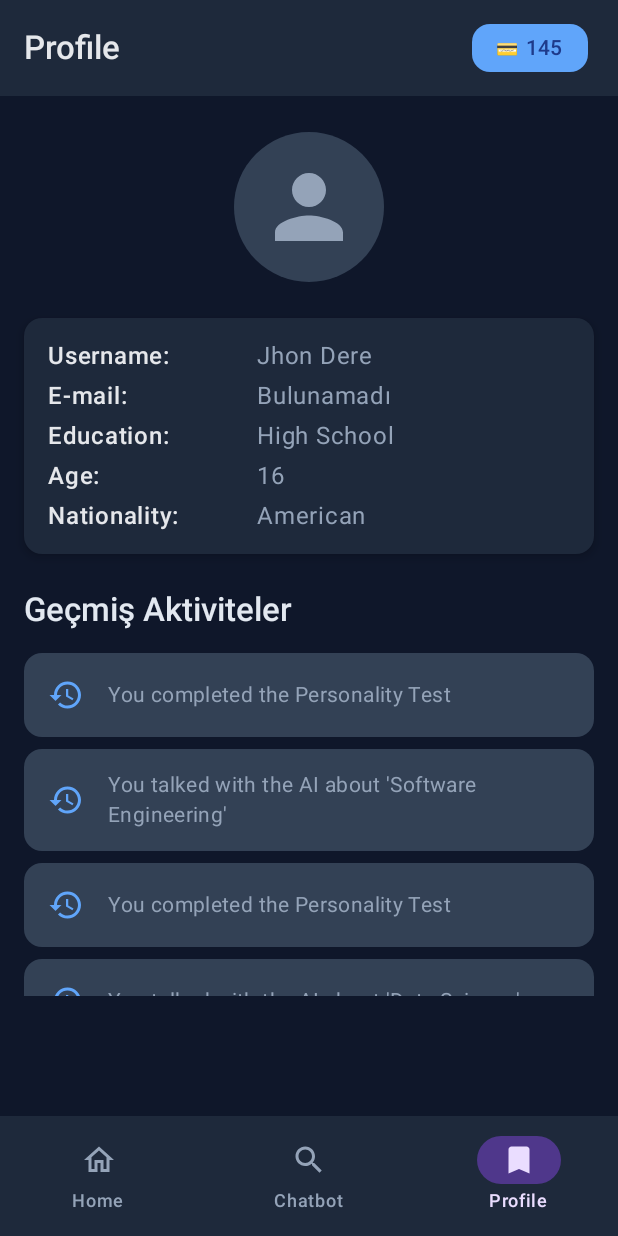
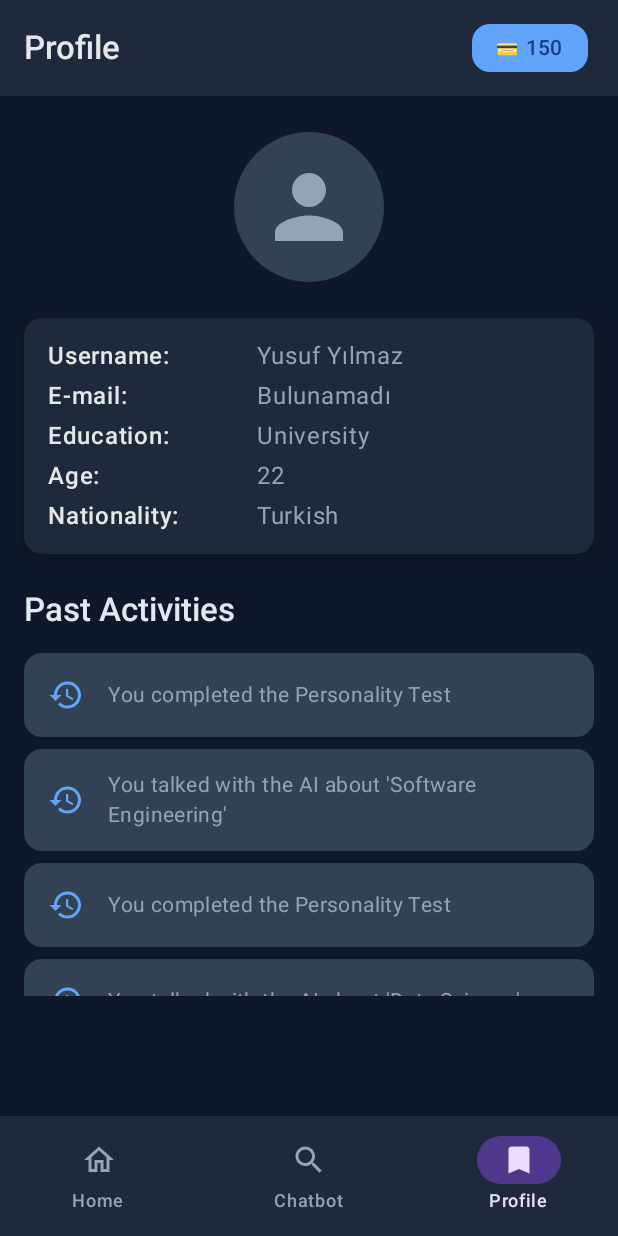
Before and after one commit to yusufyilmaz00/META-YTU-StartupHouse-Llama-Hackathon, an Android app built with Jetpack Compose: the HomeScreen screen opened through its navigation route, item 3 of the bottom bar chosen, on a phone screen of 412 x 824 dp. Run offline under Robolectric (Android 15) with nearby library versions, the phone set to English and light mode, and no system bars; our stand-ins replace Dagger/Hilt's generated code, window size class.

Commit message:
update: anasayfada tek test butonu kaldı

```diff
--- a/mobile/app/src/main/java/com/balikllama/xpguiderdemo/ui/screen/chatbot/ChatbotView.kt
+++ b/mobile/app/src/main/java/com/balikllama/xpguiderdemo/ui/screen/chatbot/ChatbotView.kt
@@ -72,7 +72,6 @@
                 modifier = Modifier
                     .fillMaxSize()
                     .padding(innerPadding)
-                    .imePadding()
             ) {
                 // Mesajların listelendiği alan
                 LazyColumn(
--- a/mobile/app/src/main/java/com/balikllama/xpguiderdemo/ui/screen/home/HomeScreen.kt
+++ b/mobile/app/src/main/java/com/balikllama/xpguiderdemo/ui/screen/home/HomeScreen.kt
@@ -23,13 +23,6 @@
     // HomeView'a state'i ve event lambda'larını iletiyoruz
     HomeView(
         modifier = modifier,
-        windowSizeClass = windowSizeClass,
-        uiState = uiState,
-        onAddCredit = { viewModel.addCredit(5) },
-        onDecreaseCredit = { viewModel.decreaseCredit(10)},
-        onNavigateToDbTest = { navController.navigate( Routes.DATABASE_TEST) },
-        onResetDatabase = { dbTestViewModel.resetDatabase()},
-        onNavigateToTest = { navController.navigate(Routes.TEST_GRAPH) },
-        onNavigateToCalculationTest = {navController.navigate(Routes.CALCULATION_TEST)}
+        onNavigateToTest = { navController.navigate(Routes.TEST_GRAPH) }
     )
 }
--- a/mobile/app/src/main/java/com/balikllama/xpguiderdemo/ui/screen/home/HomeView.kt
+++ b/mobile/app/src/main/java/com/balikllama/xpguiderdemo/ui/screen/home/HomeView.kt
@@ -1,14 +1,22 @@
 package com.balikllama.xpguiderdemo.ui.screen.home
 
+import androidx.compose.foundation.clickable
 import androidx.compose.foundation.layout.Arrangement
 import androidx.compose.foundation.layout.Column
 import androidx.compose.foundation.layout.Spacer
 import androidx.compose.foundation.layout.fillMaxSize
+import androidx.compose.foundation.layout.fillMaxWidth
 import androidx.compose.foundation.layout.height
 import androidx.compose.foundation.layout.padding
+import androidx.compose.material.icons.Icons
+import androidx.compose.material.icons.automirrored.filled.ArrowForward
+import androidx.compose.material.icons.filled.ArrowForward
 import androidx.compose.material3.Button
 import androidx.compose.material3.ButtonDefaults
+import androidx.compose.material3.Card
+import androidx.compose.material3.CardDefaults
 import androidx.compose.material3.ExperimentalMaterial3Api
+import androidx.compose.material3.Icon
 import androidx.compose.material3.MaterialTheme
 import androidx.compose.material3.Scaffold
 import androidx.compose.material3.Text
@@ -17,109 +25,68 @@
 import androidx.compose.runtime.Composable
 import androidx.compose.ui.Alignment
 import androidx.compose.ui.Modifier
+import androidx.compose.ui.graphics.vector.ImageVector
+import androidx.compose.ui.text.style.TextAlign
 import androidx.compose.ui.tooling.preview.Preview
 import androidx.compose.ui.unit.dp
 import com.balikllama.xpguiderdemo.Greeting
 import com.balikllama.xpguiderdemo.ui.components.AppTopBar
 import com.balikllama.xpguiderdemo.ui.designsystem.AppTheme
+import com.balikllama.xpguiderdemo.ui.designsystem.Spacing
 import com.balikllama.xpguiderdemo.ui.navigation.Routes
 import com.balikllama.xpguiderdemo.ui.theme.B1demoTheme
 
 @OptIn(ExperimentalMaterial3Api::class)
 @Composable
 fun HomeView(
-    modifier: Modifier = Modifier,
-    windowSizeClass: WindowSizeClass,
-    uiState: HomeUIState, // ViewModel yerine UIState alıyor
-    onAddCredit: () -> Unit, // Kredi ekleme eylemi
-    onDecreaseCredit: () -> Unit, // Kredi azaltma eylemi
-    onNavigateToDbTest: () -> Unit,
-    onResetDatabase: () -> Unit,
-    onNavigateToTest: () -> Unit,
-    onNavigateToCalculationTest: () -> Unit
+    onNavigateToTest: () -> Unit, // Teste gitmek için tek bir event alacak
+    modifier: Modifier = Modifier
 ) {
-    AppTheme {
-        Scaffold(
-            modifier = Modifier.fillMaxSize(),
-            topBar = {
-                AppTopBar(
-                    title = "Home",
-                    creditInfo = uiState.credit.toString()
-                )
-            }
-        ) { innerPadding ->
+    Column(
+        modifier = modifier
+            .fillMaxSize()
+            .padding(Spacing.M), // Sayfanın geneline bir boşluk verelim
+        horizontalAlignment = Alignment.CenterHorizontally,
+        verticalArrangement = Arrangement.Top // İçeriği yukarıdan başlat
+    ) {
+        Card(
+            modifier = Modifier
+                .fillMaxWidth() // Genişliği tam ekran yap
+                // Yüksekliği ekranın yaklaşık %20-25'i gibi ayarla
+                .height(180.dp)
+                // Kartın tıklanabilir olmasını sağla
+                .clickable(onClick = onNavigateToTest),
+            elevation = CardDefaults.cardElevation(defaultElevation = Spacing.S),
+            colors = CardDefaults.cardColors(containerColor = MaterialTheme.colorScheme.surfaceVariant)
+        ) {
             Column(
-                modifier = modifier
+                modifier = Modifier
                     .fillMaxSize()
-                    .padding(innerPadding), // innerPadding'i Column'a uyguluyoruz
+                    .padding(Spacing.L),
+                // Kartın içindeki içeriği dikeyde ve yatayda ortala
                 verticalArrangement = Arrangement.Center,
                 horizontalAlignment = Alignment.CenterHorizontally
             ) {
-                Greeting(
-                    name = "HOME PAGE",
+                Text(
+                    text = "Kariyer Yolculuğunu Keşfet",
+                    style = MaterialTheme.typography.headlineSmall,
+                    textAlign = TextAlign.Center
                 )
-
-                Text("Kredi Test Butonları")
-
-                Spacer(modifier = Modifier.height(16.dp))
-
-                Button(onClick = onAddCredit) {
-                    Text("5 Kredi Ekle")
-                }
-
-                Spacer(modifier = Modifier.height(8.dp))
-
-                Button(onClick = onDecreaseCredit) {
-                    Text("10 Kredi Azalt")
-                }
-
-                Spacer(modifier = Modifier.height(16.dp))
-
-                Button(onClick = onNavigateToDbTest) { // YENİ BUTON
-                    Text("DB İçeriğini Göster")
-                }
-
-                Spacer(modifier = Modifier.height(8.dp)) // <-- YENİ
-
-                Button(onClick = onResetDatabase) { // <-- YENİ BUTON
-                    Text("DB'yi Sıfırla")
-                }
-
-                Button(onClick = onNavigateToTest) {
-                    Text("Teste Başla")
-                }
-
-                Spacer(modifier = Modifier.height(16.dp))
-
-                Button(
-                    onClick = { onNavigateToCalculationTest() },
-                    colors = ButtonDefaults.buttonColors(containerColor = MaterialTheme.colorScheme.secondary) // Farklı renk
-                ) {
-                    Text("Hesaplama Testini Çalıştır")
-
-                }
+                Spacer(modifier = Modifier.height(Spacing.S))
+                Text(
+                    text = "Kişilik testini çözerek potansiyelini ortaya çıkar.",
+                    style = MaterialTheme.typography.bodyMedium,
+                    textAlign = TextAlign.Center,
+                    color = MaterialTheme.colorScheme.onSurfaceVariant
+                )
+                Spacer(modifier = Modifier.height(Spacing.M))
+                Icon(
+                    imageVector = Icons.Default.ArrowForward,
+                    contentDescription = "Teste Git"
+                )
             }
         }
+
+        // ESKİ BUTONLAR KALDIRILDI
     }
 }
-
-@Preview(showBackground = true)
-@OptIn(ExperimentalMaterial3Api::class, ExperimentalMaterial3WindowSizeClassApi::class)
-@Composable
-fun HomeViewPreview() {
-    HomeView(
-        uiState = HomeUIState(credit = 150),
-        onAddCredit = {},
-        onDecreaseCredit = {},
-        windowSizeClass = WindowSizeClass.calculateFromSize(
-            androidx.compose.ui.unit.DpSize(
-                412.dp,
-                891.dp
-            )
-        ),
-        onNavigateToDbTest = {},
-        onResetDatabase = {},
-        onNavigateToTest = {},
-        onNavigateToCalculationTest = {}
-    )
-}
--- a/mobile/app/src/main/java/com/balikllama/xpguiderdemo/ui/screen/interestselection/InterestSelectionView.kt
+++ b/mobile/app/src/main/java/com/balikllama/xpguiderdemo/ui/screen/interestselection/InterestSelectionView.kt
@@ -66,7 +66,7 @@
             onContinueClicked = onContinueClicked
         )
 
-        Spacer(modifier = Modifier.height(160.dp))
+        Spacer(modifier = Modifier.height(16.dp))
     }
 }
 
--- a/mobile/app/src/main/java/com/balikllama/xpguiderdemo/ui/screen/profile/ProfileUIState.kt
+++ b/mobile/app/src/main/java/com/balikllama/xpguiderdemo/ui/screen/profile/ProfileUIState.kt
@@ -9,5 +9,5 @@
     val isLoading: Boolean = true,
     val userDetails: List<UserInfo> = emptyList(),
     val pastActivities: List<ActivityItem> = emptyList(),
-    val userEmail: String = "Yükleniyor..."
+    val userEmail: String = "Loading..."
 )
--- a/mobile/app/src/main/java/com/balikllama/xpguiderdemo/ui/screen/profile/ProfileView.kt
+++ b/mobile/app/src/main/java/com/balikllama/xpguiderdemo/ui/screen/profile/ProfileView.kt
@@ -14,7 +14,6 @@
 import androidx.compose.ui.Modifier
 import androidx.compose.ui.draw.clip
 import androidx.compose.ui.text.font.FontWeight
-import androidx.compose.ui.tooling.preview.Preview
 import androidx.compose.ui.unit.dp
 import com.balikllama.xpguiderdemo.ui.components.AppTopBar
 import com.balikllama.xpguiderdemo.ui.designsystem.AppTheme
@@ -50,7 +49,7 @@
                         Spacer(modifier = Modifier.height(Spacing.L))
                         Icon(
                             imageVector = Icons.Default.Person,
-                            contentDescription = "Profil İkonu",
+                            contentDescription = "Profile Icon",
                             modifier = Modifier
                                 .size(100.dp)
                                 .clip(CircleShape)
@@ -68,7 +67,7 @@
 
                     item {
                         Text(
-                            text = "Geçmiş Aktiviteler",
+                            text = "Past Activities",
                             style = MaterialTheme.typography.titleLarge,
                             modifier = Modifier
                                 .fillMaxWidth()
@@ -136,7 +135,7 @@
         ) {
             Icon(
                 imageVector = Icons.Default.History,
-                contentDescription = "Geçmiş Aktivite İkonu",
+                contentDescription = "Past Activity Icon",
                 tint = MaterialTheme.colorScheme.primary
             )
             Spacer(modifier = Modifier.width(Spacing.M))
@@ -148,22 +147,3 @@
         }
     }
 }
-
-
-@Preview(showBackground = true, name = "Profile Screen Preview")
-@Composable
-fun ProfileViewPreview() {
-    // Önizleme için artık sahte bir UIState oluşturuyoruz.
-    ProfileView(
-        uiState = ProfileUIState(
-            isLoading = false,
-            userDetails = listOf(
-                UserInfo("Username", "Test User"),
-                UserInfo("E-main", "tester99@gmail.com")
-            ),
-            pastActivities = listOf(
-                ActivityItem("1", "Kişilik Testini Tamamladın")
-            )
-        )
-    )
-}
--- a/mobile/app/src/main/java/com/balikllama/xpguiderdemo/ui/screen/profile/ProfileViewModel.kt
+++ b/mobile/app/src/main/java/com/balikllama/xpguiderdemo/ui/screen/profile/ProfileViewModel.kt
@@ -49,12 +49,12 @@
 
             // Sahte verileri oluştururken gerçek e-postayı kullan
             val userDetails = listOf(
-                UserInfo("Username", "Jhon Dere"), // Bu bilgi de ileride API'den gelebilir
+                UserInfo("Username", "Yusuf Yılmaz"), // Bu bilgi de ileride API'den gelebilir
                 // "jhond@gmail.com" yerine SharedPreferences'ten gelen 'userEmail' değişkenini kullan.
                 UserInfo("E-mail", userEmail),
-                UserInfo("Education", "High School"),
-                UserInfo("Age", "16"),
-                UserInfo("Nationality", "American")
+                UserInfo("Education", "University"),
+                UserInfo("Age", "22"),
+                UserInfo("Nationality", "Turkish")
             )
             // Geçmiş aktiviteler sahte olarak kalabilir.
             val pastActivities = listOf(
```
